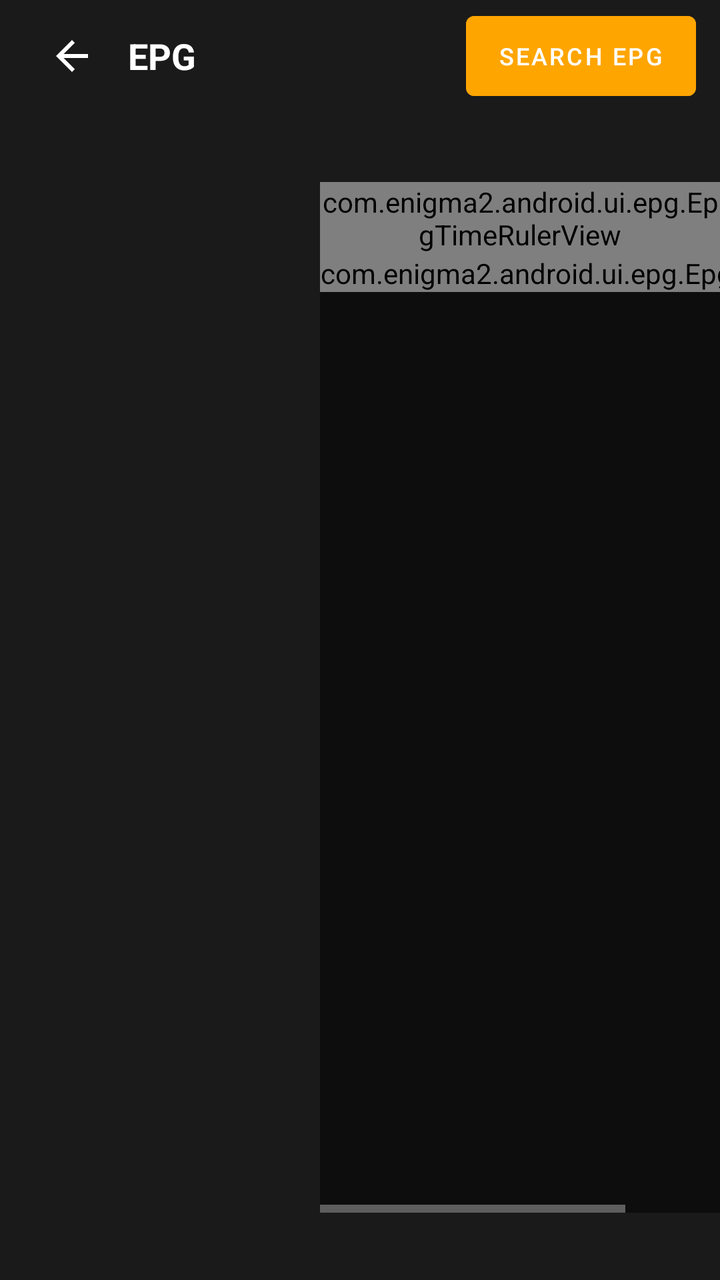
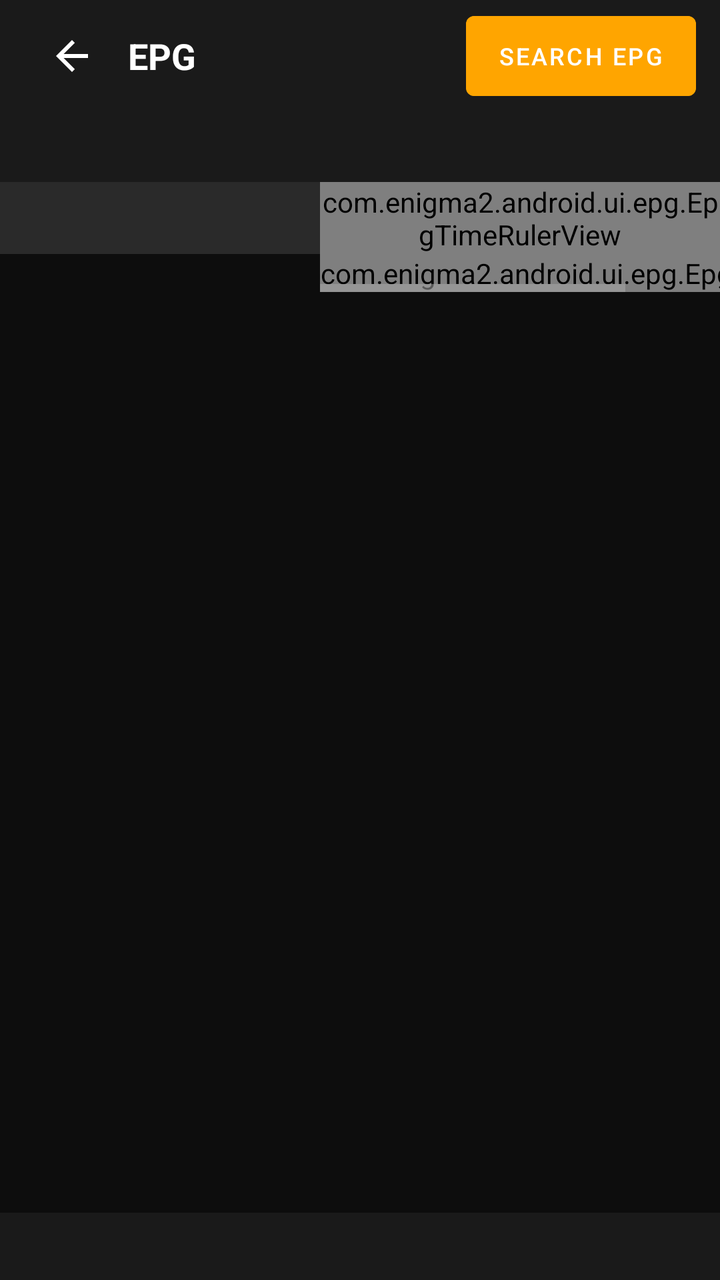

An Android layout rendered at two revisions. The XML below is the earlier revision; the diff shows what the commit changed to produce the second picture.
<!-- AndroidManifest.xml: application theme Theme.Enigma2Android -->
<!-- res/layout/fragment_epg.xml -->
<?xml version="1.0" encoding="utf-8"?>
<LinearLayout xmlns:android="http://schemas.android.com/apk/res/android"
    android:layout_width="match_parent"
    android:layout_height="match_parent"
    android:orientation="vertical"
    android:background="@color/background_dark">

    
    <LinearLayout
        android:layout_width="match_parent"
        android:layout_height="@dimen/toolbar_height"
        android:orientation="horizontal"
        android:background="@color/surface_dark"
        android:gravity="center_vertical"
        android:paddingHorizontal="12dp">

        <ImageButton
            android:id="@+id/btn_back"
            android:layout_width="48dp"
            android:layout_height="48dp"
            android:src="@drawable/ic_arrow_back"
            android:background="?attr/selectableItemBackgroundBorderless"
            android:contentDescription="Back"
            android:layout_marginEnd="4dp" />

        <TextView
            android:layout_width="0dp"
            android:layout_height="wrap_content"
            android:layout_weight="1"
            android:text="@string/epg"
            android:textColor="@color/text_primary"
            android:textSize="18sp"
            android:textStyle="bold" />

        <Button
            android:id="@+id/btn_epg_search"
            android:layout_width="wrap_content"
            android:layout_height="40dp"
            android:text="@string/epg_search"
            android:background="@drawable/bg_button"
            android:textColor="@color/text_primary"
            android:textSize="12sp" />
    </LinearLayout>

    
    <TextView
        android:id="@+id/tv_selected_event"
        android:layout_width="match_parent"
        android:layout_height="wrap_content"
        android:textColor="@color/accent"
        android:textSize="14sp"
        android:padding="8dp"
        android:background="@color/surface_dark" />

    
    <LinearLayout
        android:layout_width="match_parent"
        android:layout_height="0dp"
        android:layout_weight="1"
        android:orientation="horizontal">

        
        <androidx.recyclerview.widget.RecyclerView
            android:id="@+id/rv_channel_names"
            android:layout_width="@dimen/epg_channel_col_width"
            android:layout_height="match_parent"
            android:background="@color/surface_dark"
            android:nestedScrollingEnabled="false" />

        
        <LinearLayout
            android:layout_width="0dp"
            android:layout_height="match_parent"
            android:layout_weight="1"
            android:orientation="vertical">

            
            <com.enigma2.android.ui.epg.EpgTimeRulerView
                android:id="@+id/epg_time_ruler"
                android:layout_width="match_parent"
                android:layout_height="36dp"
                android:background="@color/surface_elevated" />

            
            <HorizontalScrollView
                android:id="@+id/epg_h_scroll"
                android:layout_width="match_parent"
                android:layout_height="0dp"
                android:layout_weight="1"
                android:scrollbars="horizontal">

                <com.enigma2.android.ui.epg.EpgGridView
                    android:id="@+id/epg_grid"
                    android:layout_width="wrap_content"
                    android:layout_height="wrap_content" />
            </HorizontalScrollView>
        </LinearLayout>
    </LinearLayout>

    
    <TextView
        android:id="@+id/tv_epg_info"
        android:layout_width="match_parent"
        android:layout_height="wrap_content"
        android:textColor="@color/text_secondary"
        android:textSize="13sp"
        android:padding="8dp"
        android:background="@color/surface_dark"
        android:maxLines="2"
        android:ellipsize="end" />
</LinearLayout>
<!-- resources referenced by this layout -->
<resources>
  <color name="accent">#FFFFA500</color>
  <color name="background_dark">#0D0D0D</color>
  <color name="surface_dark">#1A1A1A</color>
  <color name="surface_elevated">#2A2A2A</color>
  <color name="text_primary">#FFFFFFFF</color>
  <color name="text_secondary">#FFAAAAAA</color>
  <dimen name="epg_channel_col_width">160dp</dimen>
  <dimen name="toolbar_height">56dp</dimen>
  <!-- drawable bg_button (drawable) -->
  <?xml version="1.0" encoding="utf-8"?>
  <ripple xmlns:android="http://schemas.android.com/apk/res/android"
      android:color="@color/ripple_color">
      <item android:state_pressed="true">
          <shape android:shape="rectangle">
              <solid android:color="@color/accent" />
              <corners android:radius="4dp" />
          </shape>
      </item>
      <item>
          <shape android:shape="rectangle">
              <solid android:color="@color/surface_elevated" />
              <stroke android:width="1dp" android:color="@color/accent" />
              <corners android:radius="4dp" />
          </shape>
      </item>
  </ripple>
  <!-- drawable ic_arrow_back (drawable) -->
  <?xml version="1.0" encoding="utf-8"?>
  <vector xmlns:android="http://schemas.android.com/apk/res/android"
      android:width="24dp"
      android:height="24dp"
      android:viewportWidth="24"
      android:viewportHeight="24">
      <path
          android:fillColor="#FFFFFFFF"
          android:pathData="M20,11H7.83l5.59,-5.59L12,4l-8,8 8,8 1.41,-1.41L7.83,13H20v-2z" />
  </vector>
  <string name="epg">EPG</string>
  <string name="epg_search">Search EPG</string>
  <style name="Theme.Enigma2Android" parent="Theme.MaterialComponents.NoActionBar">
          <item name="colorPrimary">@color/accent</item>
          <item name="colorPrimaryDark">@color/accent_dark</item>
          <item name="colorAccent">@color/accent</item>
          <item name="android:windowBackground">@color/background_dark</item>
          <item name="android:statusBarColor">@color/surface_dark</item>
          <item name="android:navigationBarColor">@color/surface_dark</item>
          <item name="android:textColorPrimary">@color/text_primary</item>
          <item name="android:textColorSecondary">@color/text_secondary</item>
      </style>
  <color name="ripple_color">#33FFA500</color>
  <color name="accent_dark">#FFCC8400</color>
</resources>

<!-- the commit's change to res/layout/fragment_epg.xml (unified diff, before → after) -->
@@ -54,48 +54,81 @@
 
     
     <LinearLayout
+        android:id="@+id/epg_grid_container"
         android:layout_width="match_parent"
         android:layout_height="0dp"
         android:layout_weight="1"
-        android:orientation="horizontal">
-
-        
-        <androidx.recyclerview.widget.RecyclerView
-            android:id="@+id/rv_channel_names"
-            android:layout_width="@dimen/epg_channel_col_width"
-            android:layout_height="match_parent"
-            android:background="@color/surface_dark"
-            android:nestedScrollingEnabled="false" />
+        android:orientation="vertical">
 
         
         <LinearLayout
-            android:layout_width="0dp"
-            android:layout_height="match_parent"
-            android:layout_weight="1"
-            android:orientation="vertical">
+            android:layout_width="match_parent"
+            android:layout_height="36dp"
+            android:orientation="horizontal">
 
-            
+            <View
+                android:layout_width="@dimen/epg_channel_col_width"
+                android:layout_height="match_parent"
+                android:background="@color/surface_elevated" />
+
             <com.enigma2.android.ui.epg.EpgTimeRulerView
                 android:id="@+id/epg_time_ruler"
+                android:layout_width="0dp"
+                android:layout_height="match_parent"
+                android:layout_weight="1"
+                android:background="@color/surface_elevated" />
+        </LinearLayout>
+
+        
+        <ScrollView
+            android:layout_width="match_parent"
+            android:layout_height="0dp"
+            android:layout_weight="1"
+            android:fillViewport="true">
+
+            <LinearLayout
                 android:layout_width="match_parent"
-                android:layout_height="36dp"
-                android:background="@color/surface_elevated" />
+                android:layout_height="wrap_content"
+                android:orientation="horizontal">
 
-            
-            <HorizontalScrollView
-                android:id="@+id/epg_h_scroll"
-                android:layout_width="match_parent"
-                android:layout_height="0dp"
-                android:layout_weight="1"
-                android:scrollbars="horizontal">
+                
+                <androidx.recyclerview.widget.RecyclerView
+                    android:id="@+id/rv_channel_names"
+                    android:layout_width="@dimen/epg_channel_col_width"
+                    android:layout_height="wrap_content"
+                    android:background="@color/surface_dark"
+                    android:nestedScrollingEnabled="false"
+                    android:overScrollMode="never" />
 
-                <com.enigma2.android.ui.epg.EpgGridView
-                    android:id="@+id/epg_grid"
-                    android:layout_width="wrap_content"
-                    android:layout_height="wrap_content" />
-            </HorizontalScrollView>
-        </LinearLayout>
+                
+                <HorizontalScrollView
+                    android:id="@+id/epg_h_scroll"
+                    android:layout_width="0dp"
+                    android:layout_height="wrap_content"
+                    android:layout_weight="1"
+                    android:scrollbars="horizontal">
+
+                    <com.enigma2.android.ui.epg.EpgGridView
+                        android:id="@+id/epg_grid"
+                        android:layout_width="wrap_content"
+                        android:layout_height="wrap_content" />
+                </HorizontalScrollView>
+            </LinearLayout>
+        </ScrollView>
     </LinearLayout>
+
+    
+    <TextView
+        android:id="@+id/tv_epg_empty"
+        android:layout_width="match_parent"
+        android:layout_height="0dp"
+        android:layout_weight="1"
+        android:gravity="center"
+        android:padding="24dp"
+        android:textColor="@color/text_hint"
+        android:textSize="14sp"
+        android:text="@string/no_epg_data"
+        android:visibility="gone" />
 
     
     <TextView
<!-- resource entries referenced after the edit -->
@@ -4,6 +4,7 @@
   <color name="background_dark">#0D0D0D</color>
   <color name="surface_dark">#1A1A1A</color>
   <color name="surface_elevated">#2A2A2A</color>
+  <color name="text_hint">#FF666666</color>
   <color name="text_primary">#FFFFFFFF</color>
   <color name="text_secondary">#FFAAAAAA</color>
   <dimen name="epg_channel_col_width">160dp</dimen>
@@ -39,6 +40,7 @@
   </vector>
   <string name="epg">EPG</string>
   <string name="epg_search">Search EPG</string>
+  <string name="no_epg_data">No EPG data available for this bouquet</string>
   <style name="Theme.Enigma2Android" parent="Theme.MaterialComponents.NoActionBar">
           <item name="colorPrimary">@color/accent</item>
           <item name="colorPrimaryDark">@color/accent_dark</item>
